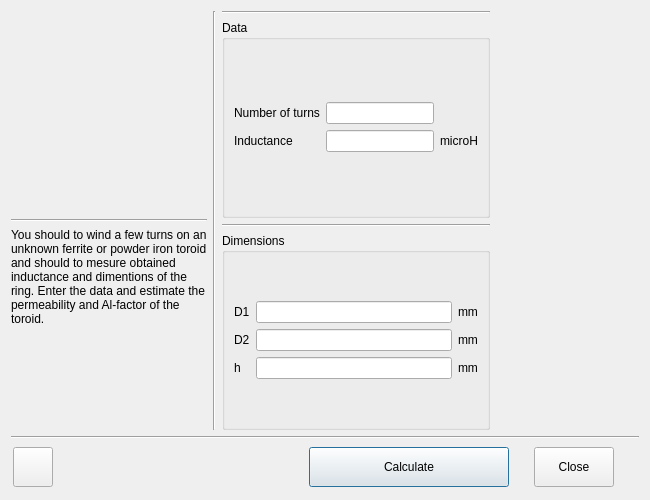
First picture: the form in find_permeability.ui, repository radioacoustick/Coil64, before the edit.
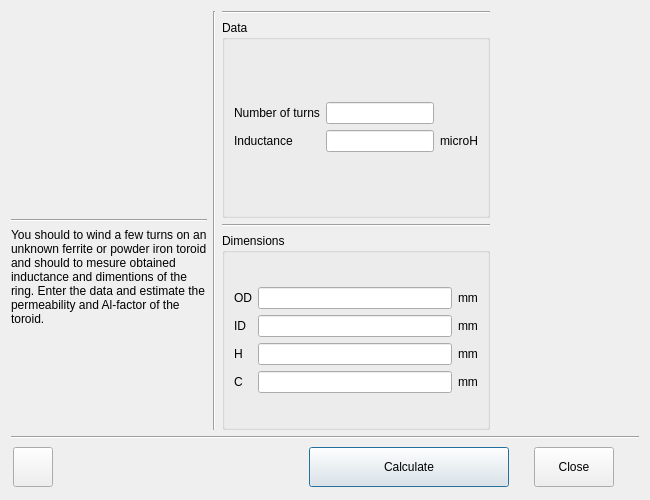
Second picture: the form after the edit. Icons and pictures are not drawn.

What changed in the file:
```diff
--- a/find_permeability.ui
+++ b/find_permeability.ui
@@ -165,14 +165,14 @@
             <item row="1" column="0">
              <widget class="QLabel" name="label_2">
               <property name="text">
-               <string notr="true">D2</string>
+               <string notr="true">ID</string>
               </property>
              </widget>
             </item>
             <item row="0" column="0">
              <widget class="QLabel" name="label_1">
               <property name="text">
-               <string notr="true">D1</string>
+               <string notr="true">OD</string>
               </property>
              </widget>
             </item>
@@ -189,7 +189,7 @@
             <item row="2" column="0">
              <widget class="QLabel" name="label_3">
               <property name="text">
-               <string notr="true">h</string>
+               <string notr="true">H</string>
               </property>
              </widget>
             </item>
@@ -203,6 +203,23 @@
             <item row="2" column="1">
              <widget class="QLineEdit" name="lineEdit_3"/>
             </item>
+            <item row="3" column="0">
+             <widget class="QLabel" name="label_4">
+              <property name="text">
+               <string notr="true">C</string>
+              </property>
+             </widget>
+            </item>
+            <item row="3" column="1">
+             <widget class="QLineEdit" name="lineEdit_4"/>
+            </item>
+            <item row="3" column="2">
+             <widget class="QLabel" name="label_04">
+              <property name="text">
+               <string notr="true">mm</string>
+              </property>
+             </widget>
+            </item>
            </layout>
           </item>
          </layout>
```
Left out of the diff: 12 changed lines with no effect on the pictures.
